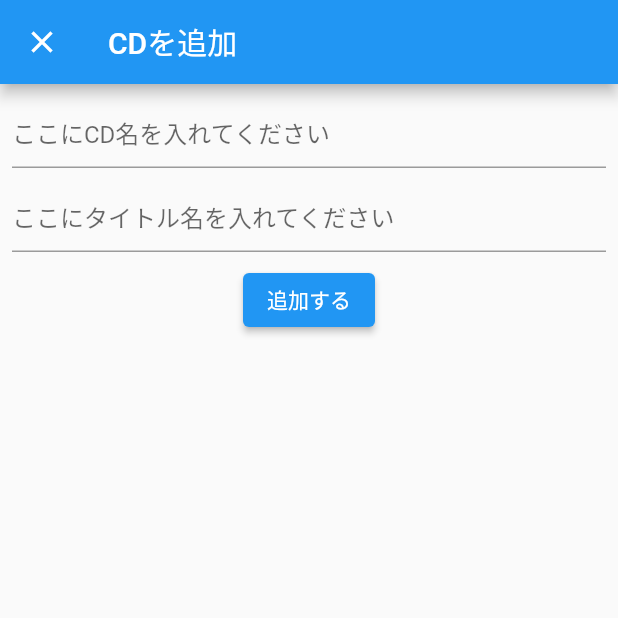
After one commit to kumakoro/book_list_sample2, a Flutter app: the screen it shows after launch, after a tap on the "add" icon, on a phone screen of 412 x 824 dp, the top half of it. The commit adds this screen. Run offline on Flutter 3.47's test engine with Material 2 defaults, Android fonts, the phone set to English and light mode, and no system bars; our stand-ins replace cloud_firestore, firebase_core; accounts and stored records are empty.

Commit message:
fireStoreに値の追加

```diff
--- /dev/null
+++ b/lib/add_cd/add_cd_model.dart
@@ -0,0 +1,25 @@
+import 'package:cloud_firestore/cloud_firestore.dart';
+import 'package:flutter/material.dart';
+
+class AddCdListModel extends ChangeNotifier {
+  String? title;
+  String? author;
+
+ Future addCdListModel() async {
+
+   if ( title == null || title == "" ) {
+     throw 'CDタイトルが入力されていません';
+   }
+
+   if ( author == null || author!.isEmpty) {
+     throw 'アーティスト名が入力されていません';
+   }
+
+   //FireStoreについか
+   await FirebaseFirestore.instance.collection('cdlist').add({
+     'title' : title,
+     'author': author,
+   });
+
+ }
+}
--- /dev/null
+++ b/lib/add_cd/add_cd_page.dart
@@ -0,0 +1,74 @@
+import 'package:book_list_sample2/add_cd/add_cd_model.dart';
+import 'package:cloud_firestore/cloud_firestore.dart';
+import 'package:flutter/material.dart';
+import 'package:provider/provider.dart';
+
+class AddCdListPage extends StatelessWidget {
+
+  String pageTitle = 'CDを追加';
+  final Stream<QuerySnapshot> _usersStream =
+  FirebaseFirestore.instance.collection('cdlist').snapshots();
+
+
+  String label_1 = 'EMPiRE IS COMMING';
+
+  @override
+  Widget build(BuildContext context) {
+    return ChangeNotifierProvider<AddCdListModel>(
+      create: (_) => AddCdListModel(),
+      child : Scaffold(
+        appBar: AppBar(
+          title: Text(pageTitle),
+        ),
+        body: Center(
+          child: Consumer<AddCdListModel>(builder: (context, model, child) {
+            return Padding(
+              padding: const EdgeInsets.all(8.0),
+              child: Column(
+                children: [
+                  TextField(
+                    decoration: const InputDecoration(
+                      hintText: 'ここにCD名を入れてください',
+                    ),
+                    onChanged: (text){
+                      //ここで取得したテキストを使う
+                      model.title = text;
+                    },
+                  ),
+                  const SizedBox(height: 8,),
+                  TextField(
+                      decoration: const InputDecoration(
+                        hintText: 'ここにタイトル名を入れてください',
+                      ),
+                    onChanged: (text){
+                      //ここで取得したテキストを使う
+                      model.author = text;
+                    },
+                  ),
+                  const SizedBox(height: 8,),
+                  ElevatedButton(
+                      onPressed:() async {
+                        try{
+                          await model.addCdListModel();
+                          Navigator.of(context).pop(true);
+
+                        } catch(e) {
+                          final snackBar = SnackBar(
+                            backgroundColor: Colors.red,
+                            content: Text(e.toString()),);
+                          ScaffoldMessenger.of(context).showSnackBar(snackBar);
+                        }
+                        //追加の処理
+
+                      },
+                      child: Text('追加する')
+                  ),
+                ],
+              ),
+            );
+          }),
+        ),
+        ),
+    );
+  }
+}
--- a/lib/book_list/book_list_model.dart
+++ b/lib/book_list/book_list_model.dart
@@ -3,21 +3,23 @@ import 'package:flutter/material.dart';
 import 'package:book_list_sample2/domain/cdtitle.dart';
 
 class BookListModel extends ChangeNotifier {
-  final Stream<QuerySnapshot> _usersStream =
-  FirebaseFirestore.instance.collection('cdlist').snapshots();
+  // _を先頭につけるとプライベートになるからこのクラス内でしか呼び出せなくなる。
+  // 特に呼ぶ必要がないものは_をつけたほうがいい
+  final _userCollection = FirebaseFirestore.instance.collection('cdlist');
 
   List<Cdtitle>? cdtitles = [];
 
-  void fetchBookList() {
-    _usersStream.listen((QuerySnapshot snapshot) {
+  void fetchBookList() async {
+
+    final QuerySnapshot snapshot = await _userCollection.get();
     final List<Cdtitle> cdtitles = snapshot.docs.map((DocumentSnapshot document) {
       Map<String, dynamic> data = document.data() as Map<String, dynamic>;
       final String title = data['title'];
       final String author = data['author'];
       return Cdtitle(title, author);
     }).toList();
+
     this.cdtitles = cdtitles;
     notifyListeners();
-        });
   }
 }
--- a/lib/book_list/book_list_page.dart
+++ b/lib/book_list/book_list_page.dart
@@ -1,3 +1,4 @@
+import 'package:book_list_sample2/add_cd/add_cd_page.dart';
 import 'package:book_list_sample2/book_list/book_list_model.dart';
 import 'package:book_list_sample2/domain/cdtitle.dart';
 import 'package:cloud_firestore/cloud_firestore.dart';
@@ -38,10 +39,34 @@ class BookListPage extends StatelessWidget {
             );
           }),
         ),
-        floatingActionButton: FloatingActionButton(
-          onPressed: null,
-          tooltip: 'Increment',
-          child: Icon(Icons.add),
+        floatingActionButton: Consumer<BookListModel>(builder: (context, model, child) {
+            return FloatingActionButton(
+              onPressed: () async {
+                //画面遷移
+                final bool? added =
+                await Navigator.push(
+                  context,
+                  MaterialPageRoute(
+                      builder: (context) => AddCdListPage(),
+                      fullscreenDialog: true,
+                  ),
+                );
+
+                if(added != null && added) {
+                  final snackBar = SnackBar(
+                    backgroundColor: Colors.green,
+                    content: Text('追加成功')
+                  );
+                  ScaffoldMessenger.of(context).showSnackBar(snackBar);
+
+                }
+
+                model.fetchBookList();
+              },
+              tooltip: 'Increment',
+              child: Icon(Icons.add),
+            );
+          }
         ), // This trailing comma makes auto-formatting nicer for build methods.
       ),
     );
```
Lines whose indentation alone changed are shown as unchanged.
